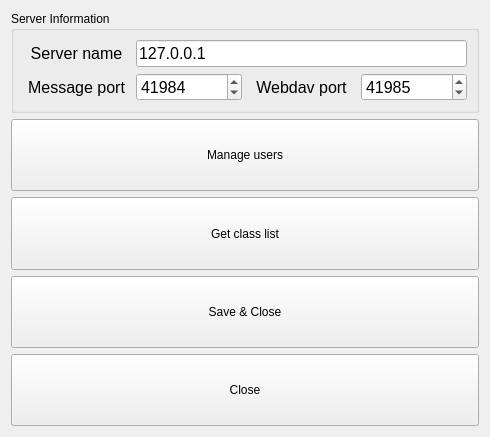
Qt form qtCreatorFiles/ui_server_setup.ui (plomgrading/plom) before a commit.
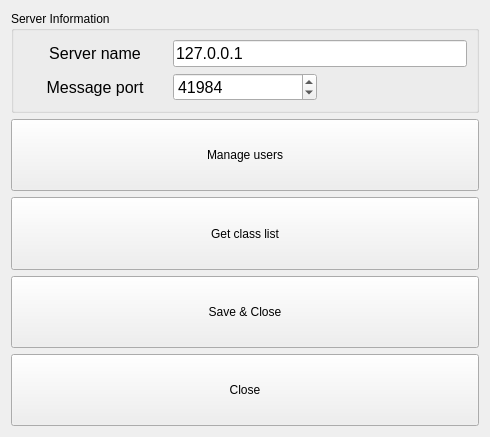
The same form after that commit.

Commit message: User-setup now communicates via aiohttp

The edit to the form file:
```diff
--- a/qtCreatorFiles/ui_server_setup.ui
+++ b/qtCreatorFiles/ui_server_setup.ui
@@ -94,49 +94,7 @@
           </property>
          </widget>
         </item>
-        <item row="1" column="2">
-         <widget class="QLabel" name="wportLabel">
-          <property name="sizePolicy">
-           <sizepolicy hsizetype="Preferred" vsizetype="MinimumExpanding">
-            <horstretch>0</horstretch>
-            <verstretch>1</verstretch>
-           </sizepolicy>
-          </property>
-          <property name="font">
-           <font>
-            <pointsize>12</pointsize>
-           </font>
-          </property>
-          <property name="text">
-           <string>Webdav port</string>
-          </property>
-          <property name="alignment">
-           <set>Qt::AlignCenter</set>
-          </property>
-         </widget>
-        </item>
-        <item row="1" column="3">
-         <widget class="QSpinBox" name="wportSB">
-          <property name="sizePolicy">
-           <sizepolicy hsizetype="Minimum" vsizetype="MinimumExpanding">
-            <horstretch>0</horstretch>
-            <verstretch>1</verstretch>
-           </sizepolicy>
-          </property>
-          <property name="font">
-           <font>
-            <pointsize>12</pointsize>
-           </font>
-          </property>
-          <property name="maximum">
-           <number>65535</number>
-          </property>
-          <property name="value">
-           <number>41985</number>
-          </property>
-         </widget>
-        </item>
-        <item row="0" column="1" colspan="3">
+        <item row="0" column="1" colspan="2">
          <widget class="QLineEdit" name="serverLE">
           <property name="sizePolicy">
            <sizepolicy hsizetype="Expanding" vsizetype="MinimumExpanding">
```
Left out of the diff: 1 changed line with no effect on the pictures. The commit also changes 4 other files.
